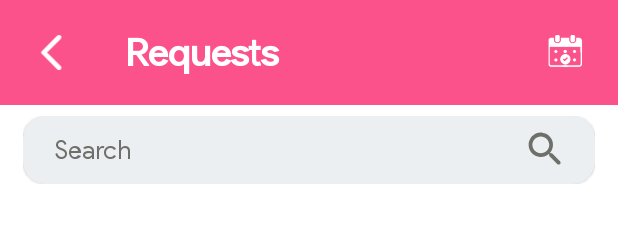
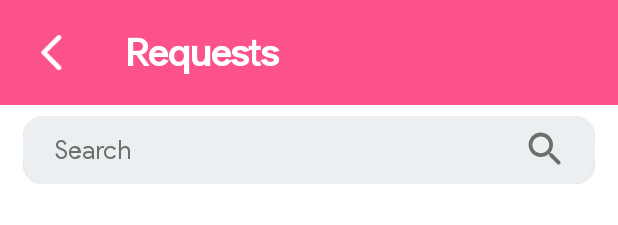
Before and after one commit to MarOmay/Silong-Admin, an Android app: the layout activity_request_list.xml on its own in the app's theme, with its tools: preview values and no code run, on a phone screen of 412 x 824 dp. Shown: the top 225 px of the screen. Run offline under Robolectric (Android 15) with nearby library versions, the phone set to English and light mode, and no system bars.

Commit message:
Edit: Removed calendar icon.

```diff
--- a/app/src/main/res/layout/activity_request_list.xml
+++ b/app/src/main/res/layout/activity_request_list.xml
@@ -21,12 +21,13 @@
 
         <ImageView
             android:id="@+id/requestBackIv"
-            android:onClick="back"
             android:layout_width="match_parent"
             android:layout_height="30dp"
             android:layout_weight="1.35"
+            android:onClick="back"
             android:src="@drawable/ic_round_arrow_back_ios_24"
-            app:tint="@color/whitey" />
+            app:tint="@color/whitey"
+            tools:ignore="SpeakableTextPresentCheck,TouchTargetSizeCheck" />
 
         <TextView
             android:layout_width="match_parent"
@@ -40,11 +41,10 @@
             tools:ignore="TouchTargetSizeCheck" />
 
         <ImageView
-            android:id="@+id/appointmentCalendarIcon"
             android:layout_width="match_parent"
             android:layout_height="30dp"
             android:layout_weight="1.35"
-            android:src="@drawable/appointment_icon"
+            android:alpha="0"
             app:tint="@color/whitey"/>
 
     </LinearLayout>
```
